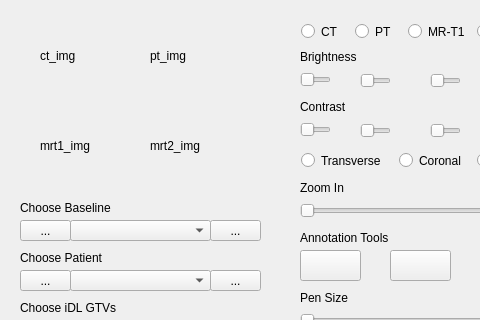
Qt form py_code/core.ui (BBQtime/iDL_3d) before a commit; both pictures show x 0 to 480 and y 0 to 320 of the 593 by 473 pixel window.
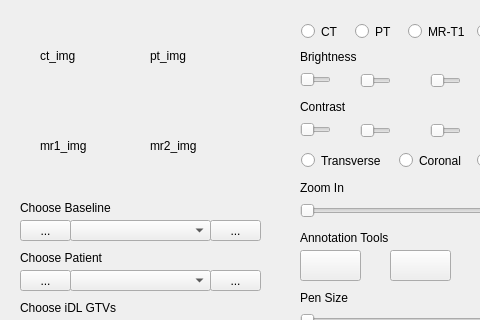
The same form after that commit. Icons and pictures are not drawn.

Diff of the .ui file:
```diff
--- a/py_code/core.ui
+++ b/py_code/core.ui
@@ -50,7 +50,7 @@
      </rect>
     </property>
     <property name="text">
-     <string>mrt1_img</string>
+     <string>mr1_img</string>
     </property>
    </widget>
    <widget class="QLabel" name="_img_qlabel_mrt2">
@@ -63,7 +63,7 @@
      </rect>
     </property>
     <property name="text">
-     <string>mrt2_img</string>
+     <string>mr2_img</string>
     </property>
    </widget>
    <widget class="QLabel" name="_text_label_idl_gtvt">
```
Left out of the diff: 16 changed lines with no effect on the pictures.
